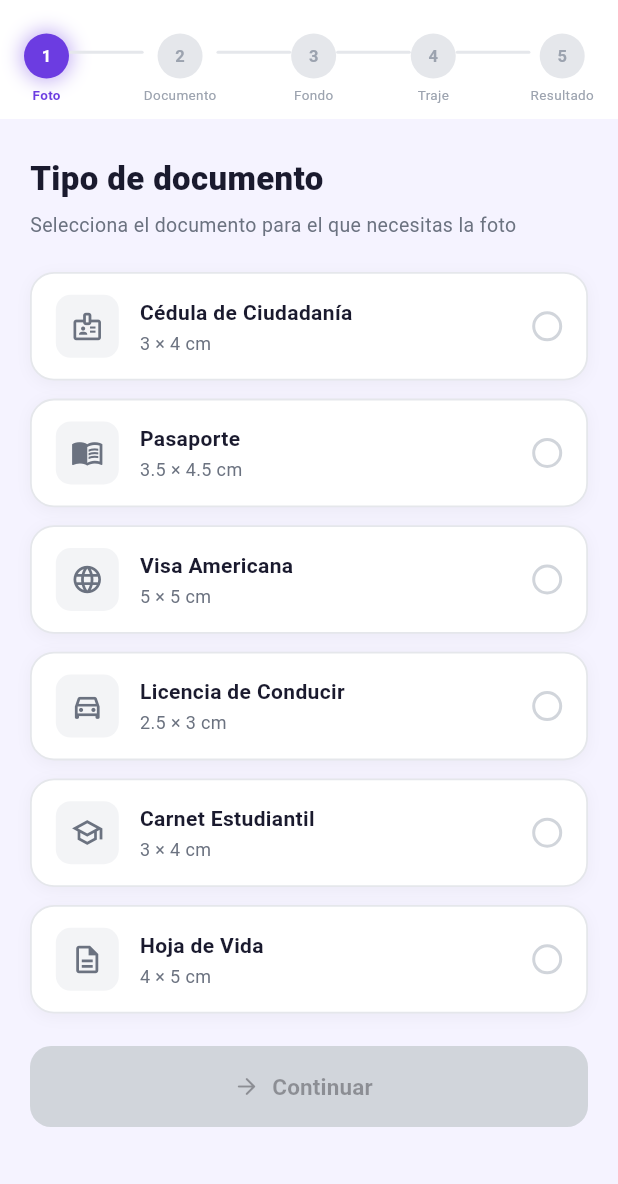
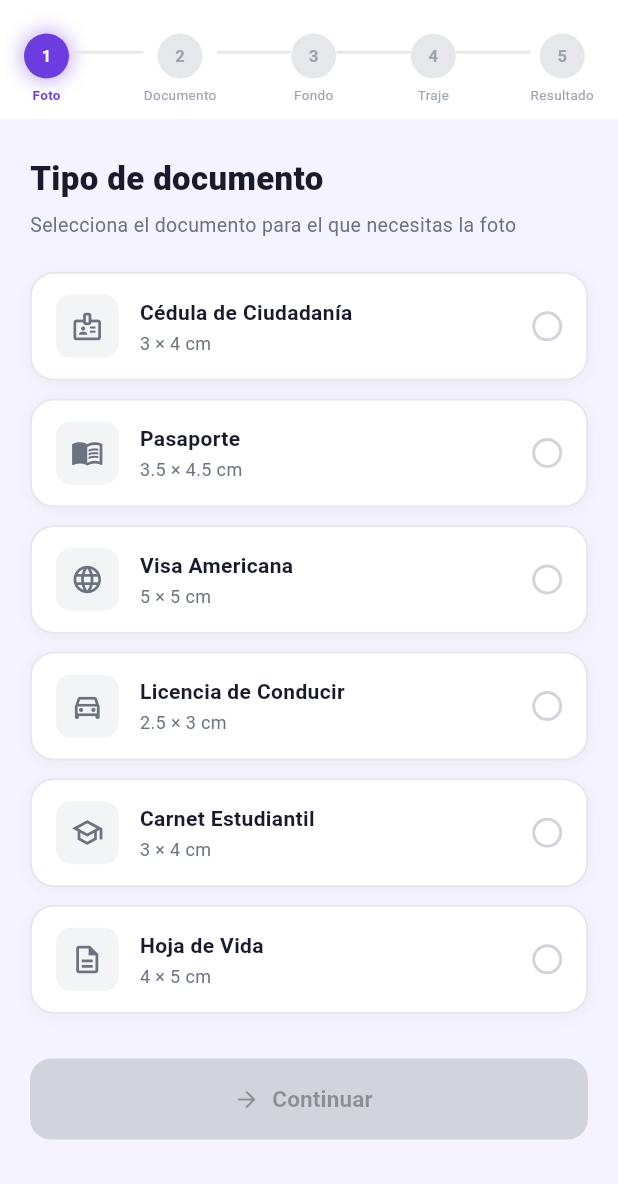
Before and after one commit to Chicue/photo-apk, a Flutter app: the screen it shows after launch, swiped to page 2, on a phone screen of 412 x 824 dp, the part 52-1236 px from its top. Run offline on Flutter 3.47's test engine with Material 3 defaults, Android fonts, the light colour scheme and no system bars; our stand-ins replace dio, image_picker; missing offline and left inert: image_compare_slider.

Commit message:
jeimy idea implementacion GUI Funcional

```diff
--- a/lib/screens/photo_wizard.dart
+++ b/lib/screens/photo_wizard.dart
@@ -36,10 +36,10 @@ class _PhotoWizardState extends State<PhotoWizard> {
   void _reset() {
     // Limpia las opciones y vuelve al inicio
     setState(() {
-      _options.photo          = null;
-      _options.documentType   = null;
+      _options.photo = null;
+      _options.documentType = null;
       _options.backgroundType = null;
-      _options.outfitType     = null;
+      _options.outfitType = null;
     });
     _goTo(0);
   }
@@ -60,8 +60,11 @@ class _PhotoWizardState extends State<PhotoWizard> {
         centerTitle: true,
         leading: _currentStep > 0 && _currentStep < 4
             ? IconButton(
-                icon: const Icon(Icons.arrow_back_ios_new_rounded,
-                    size: 18, color: Color(0xFF374151)),
+                icon: const Icon(
+                  Icons.arrow_back_ios_new_rounded,
+                  size: 18,
+                  color: Color(0xFF374151),
+                ),
                 onPressed: _back,
               )
             : const SizedBox.shrink(),
@@ -83,20 +86,32 @@ class _PhotoWizardState extends State<PhotoWizard> {
       ),
       body: PageView(
         controller: _pageController,
-        physics: const NeverScrollableScrollPhysics(), // solo navegamos por botones
+        physics:
+            const NeverScrollableScrollPhysics(), // solo navegamos por botones
         children: [
-          _Wrapper(child: Step1Photo(options: _options, onNext: _next)),
           _Wrapper(
-              child: Step2Document(
-                  options: _options, onNext: _next, onBack: _back)),
+            child: Step1Photo(options: _options, onNext: _next),
+          ),
           _Wrapper(
-              child: Step3Background(
-                  options: _options, onNext: _next, onBack: _back)),
+            child: Step2Document(
+              options: _options,
+              onNext: _next,
+              onBack: _back,
+            ),
+          ),
           _Wrapper(
-              child: Step4Outfit(
-                  options: _options, onNext: _next, onBack: _back)),
+            child: Step3Background(
+              options: _options,
+              onNext: _next,
+              onBack: _back,
+            ),
+          ),
           _Wrapper(
-              child: Step5Result(options: _options, onReset: _reset)),
+            child: Step4Outfit(options: _options, onNext: _next, onBack: _back),
+          ),
+          _Wrapper(
+            child: Step5Result(options: _options, onReset: _reset),
+          ),
         ],
       ),
     );
@@ -112,12 +127,7 @@ class _Wrapper extends StatelessWidget {
   Widget build(BuildContext context) {
     return SingleChildScrollView(
       padding: const EdgeInsets.fromLTRB(20, 16, 20, 20),
-      child: ConstrainedBox(
-        constraints: BoxConstraints(
-          minHeight: MediaQuery.of(context).size.height - 160,
-        ),
-        child: IntrinsicHeight(child: child),
-      ),
+      child: child,
     );
   }
 }
--- a/lib/screens/step1_photo.dart
+++ b/lib/screens/step1_photo.dart
@@ -132,7 +132,7 @@ class _Step1PhotoState extends State<Step1Photo> {
             style: TextButton.styleFrom(foregroundColor: kPurple),
           ),
 
-        const Spacer(),
+        const SizedBox(height: 32),
 
         PrimaryButton(
           label: 'Continuar',
--- a/lib/screens/step2_document.dart
+++ b/lib/screens/step2_document.dart
@@ -36,8 +36,9 @@ class _Step2DocumentState extends State<Step2Document> {
         const Text('Selecciona el documento para el que necesitas la foto',
             style: TextStyle(fontSize: 13, color: Color(0xFF6B7280))),
         const SizedBox(height: 16),
-        Expanded(
-          child: ListView(
+        ListView(
+          shrinkWrap: true,
+          physics: const NeverScrollableScrollPhysics(),
           children: _docs.map((doc) {
             final selected = widget.options.documentType == doc;
             return OptionCard(
@@ -61,8 +62,7 @@ class _Step2DocumentState extends State<Step2Document> {
             );
           }).toList(),
         ),
-        ),
-        const SizedBox(height: 12),
+        const SizedBox(height: 24),
         PrimaryButton(
           label: 'Continuar',
           icon: Icons.arrow_forward_rounded,
--- a/lib/screens/step3_background.dart
+++ b/lib/screens/step3_background.dart
@@ -144,7 +144,7 @@ class _Step3BackgroundState extends State<Step3Background> {
           ),
         ),
 
-        const Spacer(),
+        const SizedBox(height: 32),
 
         PrimaryButton(
           label: 'Continuar',
--- a/lib/screens/step4_outfit.dart
+++ b/lib/screens/step4_outfit.dart
@@ -67,6 +67,7 @@ class _Step4OutfitState extends State<Step4Outfit> {
                     ],
                   ),
                   child: Column(
+                    mainAxisSize: MainAxisSize.min,
                     children: [
                       // Ícono grande
                       Container(
@@ -149,7 +150,7 @@ class _Step4OutfitState extends State<Step4Outfit> {
           ),
         ),
 
-        const Spacer(),
+        const SizedBox(height: 32),
 
         PrimaryButton(
           label: 'Generar foto profesional',
--- a/lib/screens/step5_result.dart
+++ b/lib/screens/step5_result.dart
@@ -73,7 +73,8 @@ class _Step5ResultState extends State<Step5Result> {
         const SizedBox(height: 20),
 
         // ── Área de resultado ────────────────────────────────────────────
-        Expanded(
+        SizedBox(
+          height: 350,
           child: _loading
               ? _buildLoading()
               : _error != null
@@ -192,7 +193,8 @@ class _Step5ResultState extends State<Step5Result> {
         _OptionsChip(widget.options),
         const SizedBox(height: 16),
         // Comparador deslizable
-        Expanded(
+        SizedBox(
+          height: 300,
           child: ClipRRect(
             borderRadius: BorderRadius.circular(20),
             child: ImageCompareSlider(
--- a/lib/widgets/common_widgets.dart
+++ b/lib/widgets/common_widgets.dart
@@ -131,6 +131,7 @@ class OptionCard extends StatelessWidget {
             const SizedBox(width: 14),
             Expanded(
               child: Column(
+                mainAxisSize: MainAxisSize.min,
                 crossAxisAlignment: CrossAxisAlignment.start,
                 children: [
                   Text(title,
```
Lines whose indentation alone changed are shown as unchanged.
